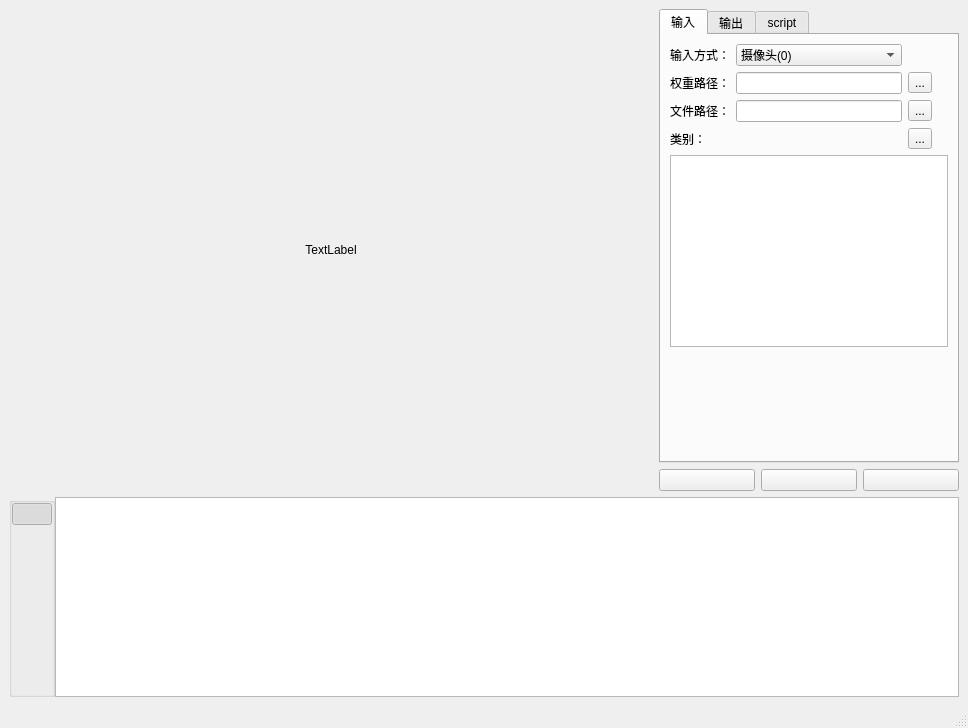
The window that utils/resource/Yolo2onnx_detect_Demo_UI.ui (xun-xh/yolov5-onnx-pyqt-exe) describes before a commit, drawn with Qt 5.
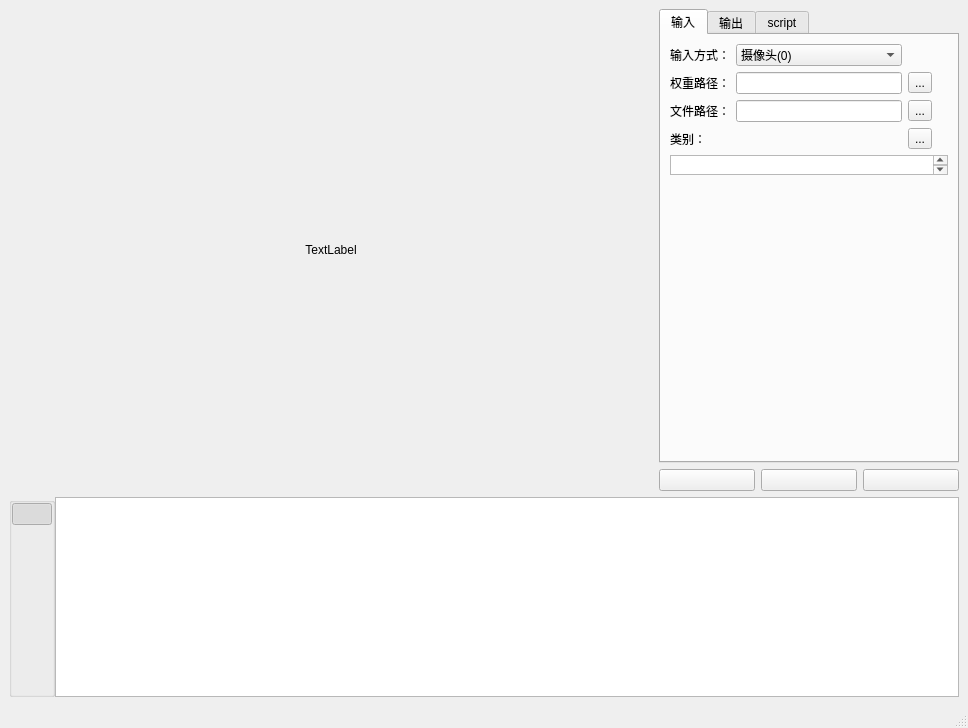
The same window after the commit. Icons and pictures are not drawn.

What changed in the file:
```diff
--- a/utils/resource/Yolo2onnx_detect_Demo_UI.ui
+++ b/utils/resource/Yolo2onnx_detect_Demo_UI.ui
@@ -142,7 +142,14 @@
              </widget>
             </item>
             <item row="7" column="0" colspan="3">
-             <widget class="QTextEdit" name="textEdit"/>
+             <widget class="QTextEdit" name="textEdit">
+              <property name="maximumSize">
+               <size>
+                <width>16777215</width>
+                <height>20</height>
+               </size>
+              </property>
+             </widget>
             </item>
             <item row="4" column="1">
              <widget class="QLineEdit" name="lineEdit_3">
```
Left out of the diff: 26 changed lines with no effect on the pictures.
